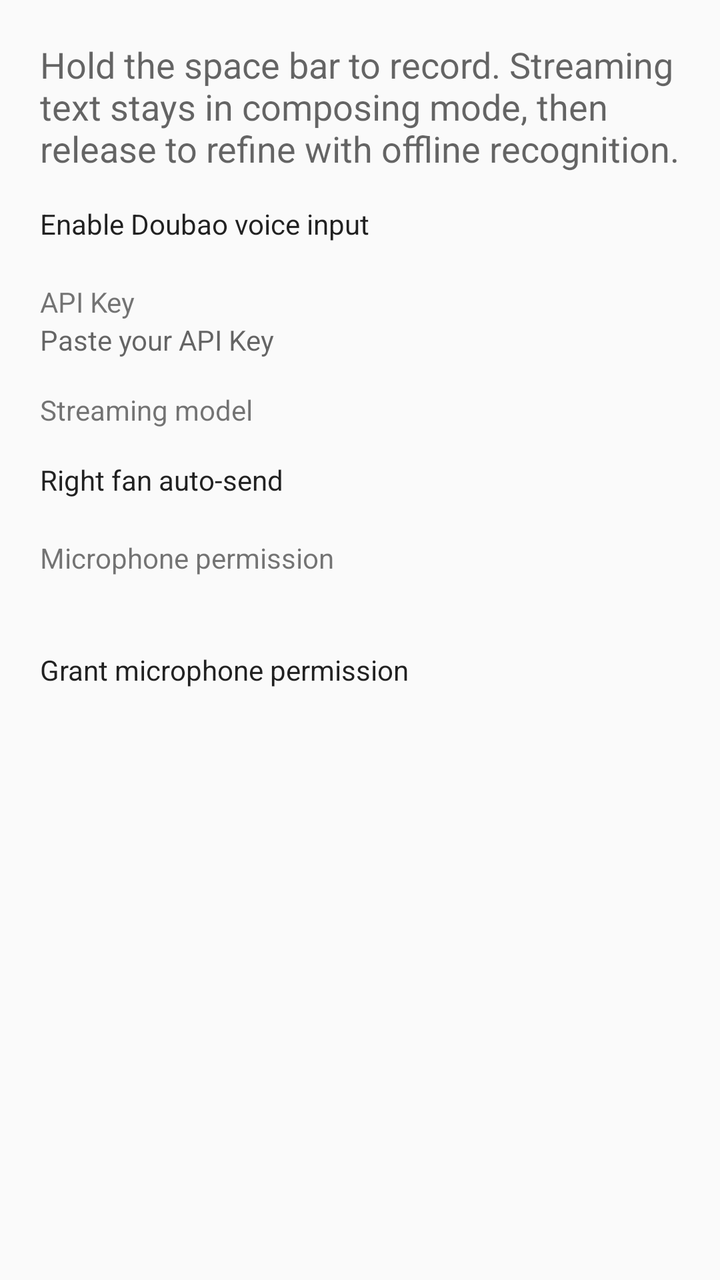
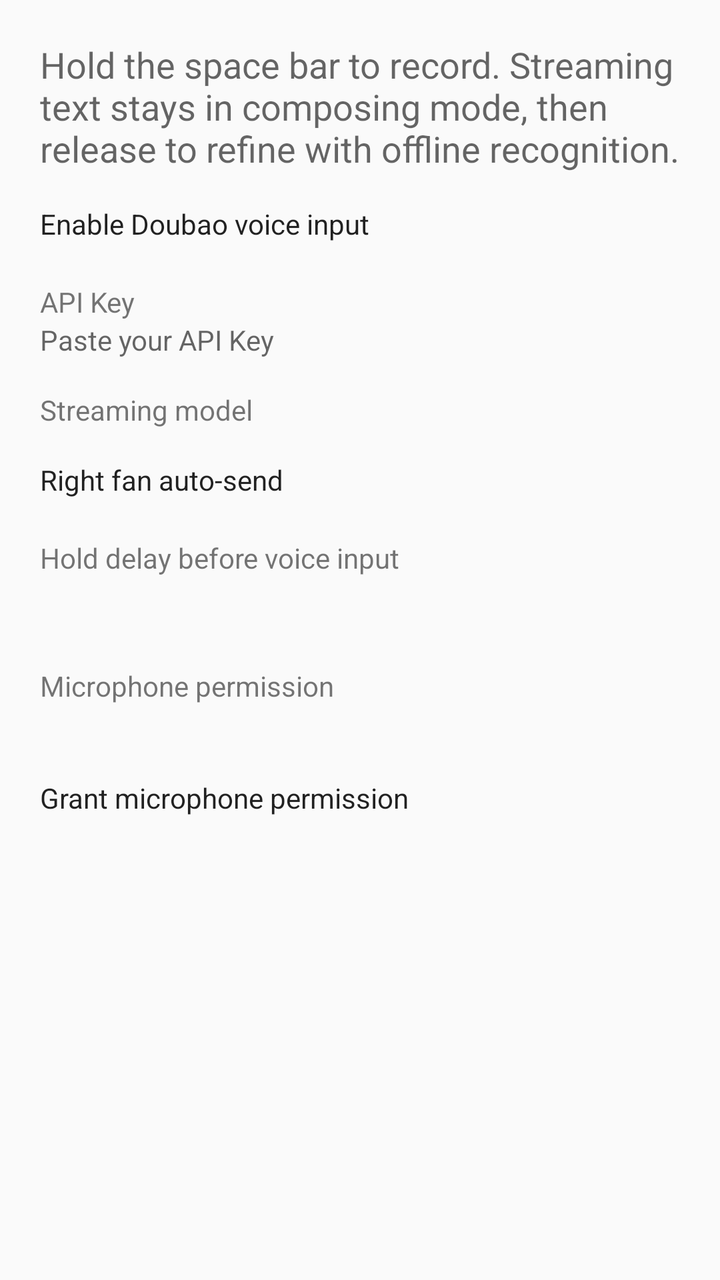

The first picture is an Android layout as it rendered before a commit; the second is the same layout after the commit. The layout source and the unified diff follow.
<!-- AndroidManifest.xml: activity theme settingsTheme -->
<!-- res/layout/voice_input_settings.xml -->
<?xml version="1.0" encoding="utf-8"?>
<ScrollView xmlns:android="http://schemas.android.com/apk/res/android"
    android:layout_width="match_parent"
    android:layout_height="match_parent">
  <LinearLayout
      android:layout_width="match_parent"
      android:layout_height="wrap_content"
      android:orientation="vertical"
      android:padding="20dp">
    <TextView
        android:layout_width="match_parent"
        android:layout_height="wrap_content"
        android:text="@string/voice_input_intro"
        android:textAppearance="?android:attr/textAppearanceMedium"
        android:paddingBottom="16dp"/>
    <CheckBox
        android:id="@+id/voice_input_enabled"
        android:layout_width="match_parent"
        android:layout_height="wrap_content"
        android:text="@string/voice_input_enabled_title"/>
    <TextView
        android:layout_width="match_parent"
        android:layout_height="wrap_content"
        android:layout_marginTop="20dp"
        android:text="@string/voice_input_api_key_title"/>
    <EditText
        android:id="@+id/voice_input_api_key"
        android:layout_width="match_parent"
        android:layout_height="wrap_content"
        android:hint="@string/voice_input_api_key_hint"
        android:inputType="textPassword"/>
    <TextView
        android:layout_width="match_parent"
        android:layout_height="wrap_content"
        android:layout_marginTop="16dp"
        android:text="@string/voice_input_model_title"/>
    <Spinner
        android:id="@+id/voice_input_model"
        android:layout_width="match_parent"
        android:layout_height="wrap_content"/>
    <CheckBox
        android:id="@+id/voice_input_auto_send"
        android:layout_width="match_parent"
        android:layout_height="wrap_content"
        android:layout_marginTop="16dp"
        android:text="@string/voice_input_auto_send_title"/>
    <TextView
        android:layout_width="match_parent"
        android:layout_height="wrap_content"
        android:layout_marginTop="20dp"
        android:text="@string/voice_input_permission_title"/>
    <TextView
        android:id="@+id/voice_input_permission_status"
        android:layout_width="match_parent"
        android:layout_height="wrap_content"
        android:layout_marginTop="6dp"/>
    <Button
        android:id="@+id/voice_input_permission_button"
        android:layout_width="wrap_content"
        android:layout_height="wrap_content"
        android:layout_marginTop="12dp"
        android:text="@string/voice_input_permission_button"/>
  </LinearLayout>
</ScrollView>
<!-- resources referenced by this layout -->
<resources>
  <string name="voice_input_api_key_hint">Paste your API Key</string>
  <string name="voice_input_api_key_title">API Key</string>
  <string name="voice_input_auto_send_title">Right fan auto-send</string>
  <string name="voice_input_enabled_title">Enable Doubao voice input</string>
  <string name="voice_input_intro">Hold the space bar to record. Streaming text stays in composing mode, then release to refine with offline recognition.</string>
  <string name="voice_input_model_title">Streaming model</string>
  <string name="voice_input_permission_button">Grant microphone permission</string>
  <string name="voice_input_permission_title">Microphone permission</string>
  <style name="settingsTheme" parent="appTheme">
      
      <item name="android:fitsSystemWindows">true</item>
    </style>
  <style name="appTheme" parent="@android:style/Theme.Material.Light" />
</resources>

<!-- the commit's change to res/layout/voice_input_settings.xml (unified diff, before → after) -->
@@ -48,6 +48,20 @@
         android:layout_width="match_parent"
         android:layout_height="wrap_content"
         android:layout_marginTop="20dp"
+        android:text="@string/voice_input_trigger_delay_title"/>
+    <TextView
+        android:id="@+id/voice_input_trigger_delay_value"
+        android:layout_width="match_parent"
+        android:layout_height="wrap_content"
+        android:layout_marginTop="6dp"/>
+    <SeekBar
+        android:id="@+id/voice_input_trigger_delay"
+        android:layout_width="match_parent"
+        android:layout_height="wrap_content"/>
+    <TextView
+        android:layout_width="match_parent"
+        android:layout_height="wrap_content"
+        android:layout_marginTop="20dp"
         android:text="@string/voice_input_permission_title"/>
     <TextView
         android:id="@+id/voice_input_permission_status"
<!-- resource entries referenced after the edit -->
@@ -8,6 +8,7 @@
   <string name="voice_input_model_title">Streaming model</string>
   <string name="voice_input_permission_button">Grant microphone permission</string>
   <string name="voice_input_permission_title">Microphone permission</string>
+  <string name="voice_input_trigger_delay_title">Hold delay before voice input</string>
   <style name="settingsTheme" parent="appTheme">
       
       <item name="android:fitsSystemWindows">true</item>
